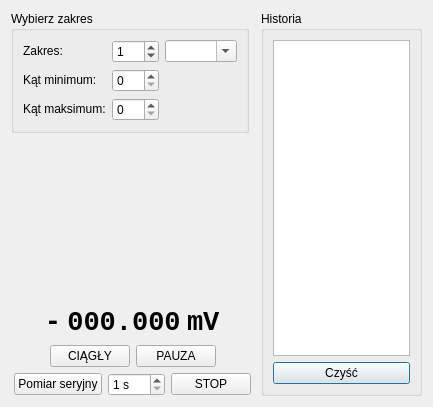
Before: the Qt Designer form source/ui/meas.ui in sloik255/python-mgr, drawn with Qt 5.
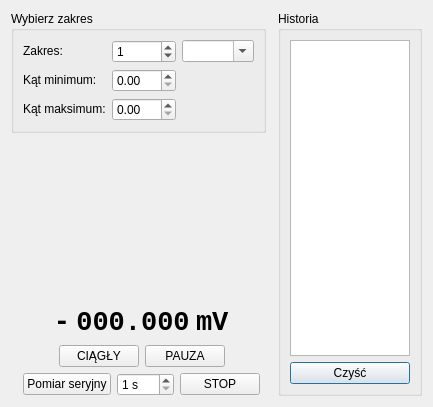
After: the same form once the commit is applied.

Patch:
```diff
--- a/source/ui/meas.ui
+++ b/source/ui/meas.ui
@@ -103,13 +103,6 @@
         </property>
        </widget>
       </item>
-      <item row="3" column="1">
-       <widget class="QSpinBox" name="angle_min_spin">
-        <property name="maximum">
-         <number>180</number>
-        </property>
-       </widget>
-      </item>
       <item row="4" column="0">
        <widget class="QLabel" name="label_8">
         <property name="sizePolicy">
@@ -123,10 +116,17 @@
         </property>
        </widget>
       </item>
+      <item row="3" column="1">
+       <widget class="QDoubleSpinBox" name="angle_min_spin">
+        <property name="maximum">
+         <double>180.000000000000000</double>
+        </property>
+       </widget>
+      </item>
       <item row="4" column="1">
-       <widget class="QSpinBox" name="angle_max_spin">
+       <widget class="QDoubleSpinBox" name="angle_max_spin">
         <property name="maximum">
-         <number>180</number>
+         <double>180.000000000000000</double>
         </property>
        </widget>
       </item>
```
